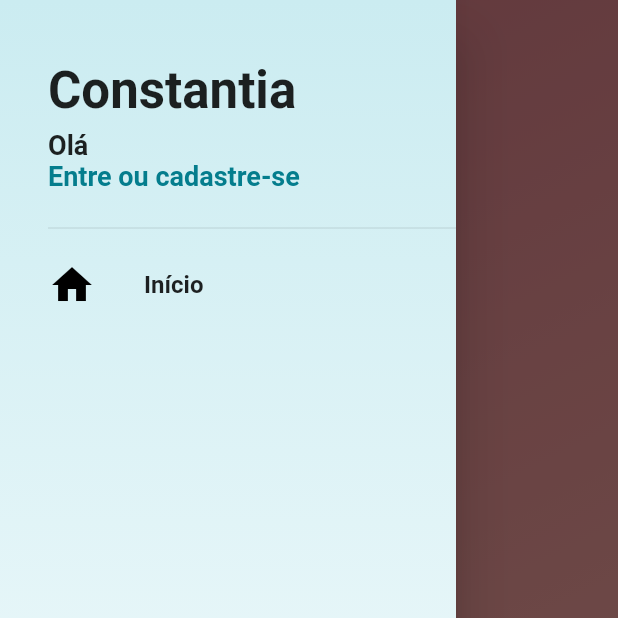
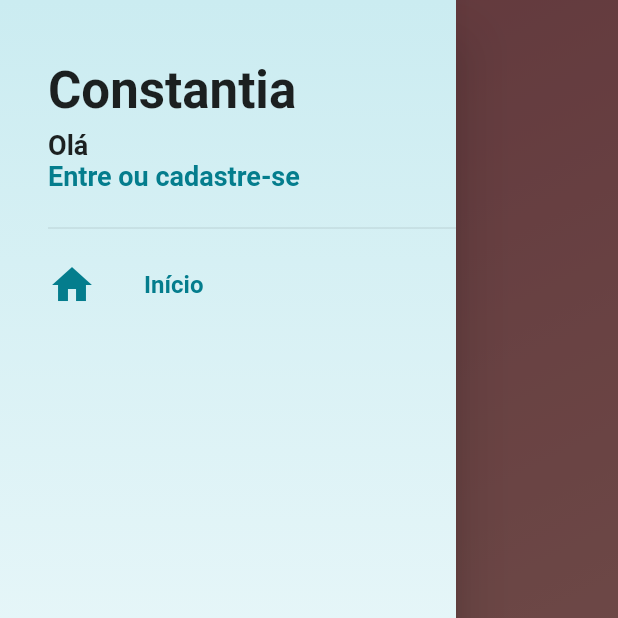
Before and after one commit to lucasmlp/loja_virtual, a Flutter app: the screen it shows after launch, with the side drawer open, on a phone screen of 412 x 824 dp, the top half of it. Run offline on Flutter 3.47's test engine with Material 2 defaults, Android fonts, the phone set to English and light mode, and no system bars.

Commit message:
Adding page navigation feature

```diff
--- a/lib/main.dart
+++ b/lib/main.dart
@@ -1,5 +1,5 @@
 import 'package:flutter/material.dart';
-import 'package:loja_virtual/screens/home_page.dart';
+import 'package:loja_virtual/screens/home_screen.dart';
 
 void main() {
   runApp(const MyApp());
--- a/lib/screens/home_page.dart
+++ b/lib/screens/home_screen.dart
@@ -12,10 +12,10 @@ class HomeScreen extends StatelessWidget {
     return PageView(
       controller: _pageController,
       physics: const NeverScrollableScrollPhysics(),
-      children: const [
+      children: [
         Scaffold(
-          body: HomeTab(),
-          drawer: CustomDrawer(),
+          body: const HomeTab(),
+          drawer: CustomDrawer(_pageController),
         ),
       ],
     );
--- a/lib/tile/drawer_tile.dart
+++ b/lib/tile/drawer_tile.dart
@@ -5,15 +5,20 @@ import 'package:flutter/src/widgets/framework.dart';
 class DrawerTile extends StatelessWidget {
   final IconData icon;
   final String text;
+  final PageController controller;
+  final int page;
 
-  DrawerTile(this.icon, this.text);
+  DrawerTile(this.icon, this.text, this.controller, this.page);
 
   @override
   Widget build(BuildContext context) {
     return Material(
       color: Colors.transparent,
       child: InkWell(
-        onTap: () {},
+        onTap: () {
+          Navigator.of(context).pop();
+          controller.jumpToPage(page);
+        },
         child: SizedBox(
           height: 60.0,
           child: Row(
@@ -21,13 +26,19 @@ class DrawerTile extends StatelessWidget {
               Icon(
                 icon,
                 size: 32.0,
-                color: Colors.black,
+                color: controller.page?.round() == page
+                    ? Theme.of(context).primaryColor
+                    : Colors.grey[700],
               ),
               const SizedBox(width: 32.0),
               Text(
                 text,
-                style: const TextStyle(
-                    fontSize: 16.0, fontWeight: FontWeight.bold),
+                style: TextStyle(
+                    fontSize: 16.0,
+                    color: controller.page?.round() == page
+                        ? Theme.of(context).primaryColor
+                        : Colors.grey[700],
+                    fontWeight: FontWeight.bold),
               )
             ],
           ),
--- a/lib/widgets/custom_drawer.dart
+++ b/lib/widgets/custom_drawer.dart
@@ -5,7 +5,9 @@ import 'package:flutter/src/widgets/framework.dart';
 import '../tile/drawer_tile.dart';
 
 class CustomDrawer extends StatelessWidget {
-  const CustomDrawer({Key? key}) : super(key: key);
+  final PageController pageController;
+
+  CustomDrawer(this.pageController);
 
   @override
   Widget build(BuildContext context) {
@@ -68,8 +70,7 @@ class CustomDrawer extends StatelessWidget {
                 ),
               ),
               const Divider(),
-              DrawerTile(Icons.home, 'Início'),
-
+              DrawerTile(Icons.home, 'Início', pageController, 0),
             ],
           )
         ],
```
